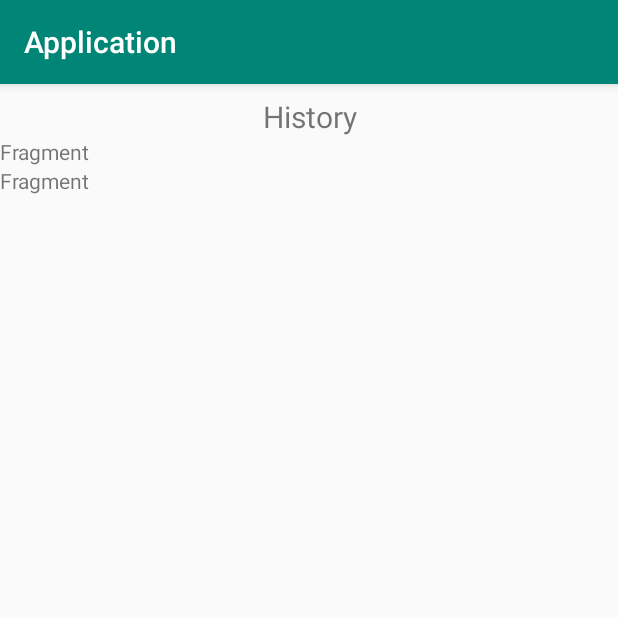
After one commit to wiyochi/Projet-ZZ2, an Android app: the fragment HistoryFragment shown on its own in the app's theme, on a phone screen of 412 x 824 dp, the top half of it. The commit adds this screen. Run offline under Robolectric (Android 15) with nearby library versions, the phone set to English and light mode, and no system bars.

Commit message:
add plusieurs fragment dans un autre

```diff
--- a/Application/app/src/main/java/fr/isima/velo/application/MainActivity.java
+++ b/Application/app/src/main/java/fr/isima/velo/application/MainActivity.java
@@ -44,8 +44,7 @@ public class MainActivity extends AppCompatActivity {
         // Passing each menu ID as a set of Ids because each
         // menu should be considered as top level destinations.
         mAppBarConfiguration = new AppBarConfiguration.Builder(
-                R.id.nav_home, R.id.nav_gallery, R.id.nav_slideshow,
-                R.id.nav_tools, R.id.nav_share, R.id.nav_send, R.id.nav_new_travel)
+                R.id.nav_home, R.id.nav_gallery, R.id.nav_history, R.id.nav_share, R.id.nav_send, R.id.nav_new_travel)
                 .setDrawerLayout(drawer)
                 .build();
         NavController navController = Navigation.findNavController(this, R.id.nav_host_fragment);
--- /dev/null
+++ b/Application/app/src/main/java/fr/isima/velo/application/ui/CompactTravelFragment.java
@@ -0,0 +1,22 @@
+package fr.isima.velo.application.ui;
+
+import android.os.Bundle;
+import android.view.LayoutInflater;
+import android.view.View;
+import android.view.ViewGroup;
+
+import androidx.annotation.NonNull;
+import androidx.fragment.app.Fragment;
+import fr.isima.velo.application.R;
+
+public class CompactTravelFragment extends Fragment {
+
+    public View onCreateView(@NonNull LayoutInflater inflater,
+                             ViewGroup container, Bundle savedInstanceState) {
+        super.onCreate(savedInstanceState);
+        View root = inflater.inflate(R.layout.fragment_compact_travel, container, false);
+
+
+        return root;
+    }
+}
--- /dev/null
+++ b/Application/app/src/main/java/fr/isima/velo/application/ui/history/HistoryFragment.java
@@ -0,0 +1,41 @@
+package fr.isima.velo.application.ui.history;
+
+import android.os.Bundle;
+import android.view.LayoutInflater;
+import android.view.View;
+import android.view.ViewGroup;
+
+import androidx.annotation.NonNull;
+import androidx.fragment.app.Fragment;
+import androidx.fragment.app.FragmentManager;
+import androidx.fragment.app.FragmentTransaction;
+
+import fr.isima.velo.application.R;
+import fr.isima.velo.application.ui.CompactTravelFragment;
+import fr.isima.velo.application.ui.newTravel.MapNewTravel;
+
+public class HistoryFragment extends Fragment {
+
+    private CompactTravelFragment frag1;
+    private CompactTravelFragment frag2;
+
+    public View onCreateView(@NonNull LayoutInflater inflater,
+                             ViewGroup container, Bundle savedInstanceState) {
+        super.onCreate(savedInstanceState);
+        View root = inflater.inflate(R.layout.fragment_history, container, false);
+
+
+        frag1 = new CompactTravelFragment();
+        frag2 = new CompactTravelFragment();
+
+        FragmentManager fragmentManager = getActivity().getSupportFragmentManager();
+        FragmentTransaction fragmentTransaction = fragmentManager.beginTransaction();
+
+        fragmentTransaction.add(R.id.container_history, frag1, "one");
+        fragmentTransaction.add(R.id.container_history, frag2, "one");
+        fragmentTransaction.commit();
+
+
+        return root;
+    }
+}
--- /dev/null
+++ b/Application/app/src/main/res/layout/fragment_compact_travel.xml
@@ -0,0 +1,11 @@
+<?xml version="1.0" encoding="utf-8"?>
+<LinearLayout xmlns:android="http://schemas.android.com/apk/res/android"
+    android:orientation="vertical" android:layout_width="match_parent"
+    android:layout_height="wrap_content">
+
+    <TextView
+        android:id="@+id/testFragment"
+        android:layout_width="match_parent"
+        android:layout_height="wrap_content"
+        android:text="Fragment" />
+</LinearLayout>
--- /dev/null
+++ b/Application/app/src/main/res/layout/fragment_history.xml
@@ -0,0 +1,18 @@
+<?xml version="1.0" encoding="utf-8"?>
+<LinearLayout xmlns:android="http://schemas.android.com/apk/res/android"
+    android:orientation="vertical" android:layout_width="match_parent"
+    android:layout_height="match_parent"
+    android:id="@+id/container_history">
+
+    <TextView
+        android:id="@+id/text_history"
+        android:layout_width="match_parent"
+        android:layout_height="wrap_content"
+        android:layout_marginStart="8dp"
+        android:layout_marginTop="8dp"
+        android:layout_marginEnd="8dp"
+        android:textAlignment="center"
+        android:textSize="20sp"
+        android:text="History"/>
+
+</LinearLayout>
--- a/Application/app/src/main/res/values/strings.xml
+++ b/Application/app/src/main/res/values/strings.xml
@@ -10,8 +10,7 @@
     <string name="menu_new_travel">Nouveau Trajet</string>
     <string name="menu_home">Home</string>
     <string name="menu_gallery">Gallery</string>
-    <string name="menu_slideshow">Slideshow</string>
-    <string name="menu_tools">Tools</string>
+    <string name="menu_history">Historique</string>
     <string name="menu_share">Share</string>
     <string name="menu_send">Send</string>
     <string name="title_activity_new_travel">Nouveau Trajet</string>
```
Also changed, not shown: Application/app/src/main/java/fr/isima/velo/application/ui/newTravel/MapNewTravel.java (+12 -11 lines), Application/app/src/main/java/fr/isima/velo/application/ui/slideshow/SlideshowFragment.java (deleted, +0 -35 lines), Application/app/src/main/java/fr/isima/velo/application/ui/slideshow/SlideshowViewModel.java (deleted, +0 -19 lines), Application/app/src/main/java/fr/isima/velo/application/ui/tools/ToolsFragment.java (deleted, +0 -35 lines), Application/app/src/main/java/fr/isima/velo/application/ui/tools/ToolsViewModel.java (deleted, +0 -19 lines), Application/app/src/main/res/layout/fragment_slideshow.xml (deleted, +0 -19 lines), Application/app/src/main/res/layout/fragment_tools.xml (deleted, +0 -19 lines), Application/app/src/main/res/menu/activity_main_drawer.xml (+3 -7 lines), Application/app/src/main/res/navigation/mobile_navigation.xml (+6 -12 lines), Application/app/libs/velolib.jar.
